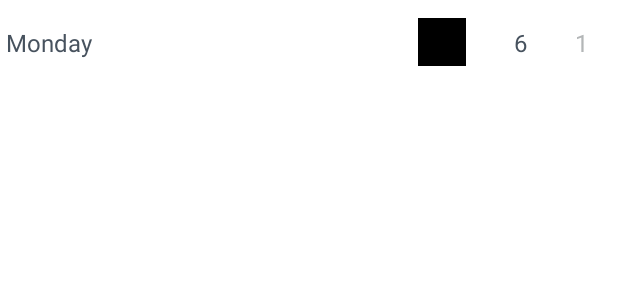
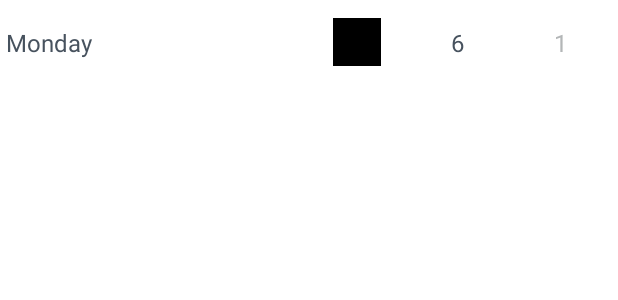
Before and after one commit to batuhanduvarci/weather-app, an Android app: the layout item_weather.xml on its own in the app's theme, with its tools: preview values and no code run, on a phone screen of 412 x 824 dp. Shown: the top 300 px of the screen. Run offline under Robolectric (Android 15) with nearby library versions, the phone set to English and light mode, and no system bars.

Commit message:
Update item weather layout design

```diff
--- a/app/src/main/res/layout/item_weather.xml
+++ b/app/src/main/res/layout/item_weather.xml
@@ -16,15 +16,22 @@
         app:layout_constraintStart_toStartOf="parent"
         app:layout_constraintTop_toTopOf="parent"
         app:layout_constraintBottom_toBottomOf="parent"
-        app:layout_constraintEnd_toStartOf="@+id/weatherImageView"
+        app:layout_constraintEnd_toStartOf="@+id/guideline"
         style="@style/TextStyle"/>
+
+    <androidx.constraintlayout.widget.Guideline
+        android:id="@+id/guideline"
+        android:layout_width="wrap_content"
+        android:layout_height="wrap_content"
+        app:layout_constraintGuide_percent="0.5"
+        android:orientation="vertical" />
 
     <ImageView
         android:id="@+id/weatherImageView"
         android:layout_width="@dimen/dimen_32"
         android:layout_height="@dimen/dimen_32"
         tools:src="@color/black"
-        app:layout_constraintStart_toEndOf="@+id/dayTextView"
+        app:layout_constraintStart_toEndOf="@+id/guideline"
         app:layout_constraintTop_toTopOf="parent"
         app:layout_constraintBottom_toBottomOf="parent"
         app:layout_constraintEnd_toStartOf="@+id/degreeHighestTextView"
@@ -32,9 +39,10 @@
 
     <com.google.android.material.textview.MaterialTextView
         android:id="@+id/degreeHighestTextView"
-        android:layout_width="wrap_content"
+        android:layout_width="@dimen/dimen_0"
         android:layout_height="wrap_content"
         tools:text="6"
+        android:gravity="center"
         app:layout_constraintStart_toEndOf="@+id/weatherImageView"
         app:layout_constraintTop_toTopOf="parent"
         app:layout_constraintBottom_toBottomOf="parent"
@@ -44,9 +52,10 @@
 
     <com.google.android.material.textview.MaterialTextView
         android:id="@+id/degreeLowestTextView"
-        android:layout_width="wrap_content"
+        android:layout_width="@dimen/dimen_0"
         android:layout_height="wrap_content"
         tools:text="1"
+        android:gravity="center"
         app:layout_constraintStart_toEndOf="@+id/degreeHighestTextView"
         app:layout_constraintTop_toTopOf="parent"
         app:layout_constraintBottom_toBottomOf="parent"
```
